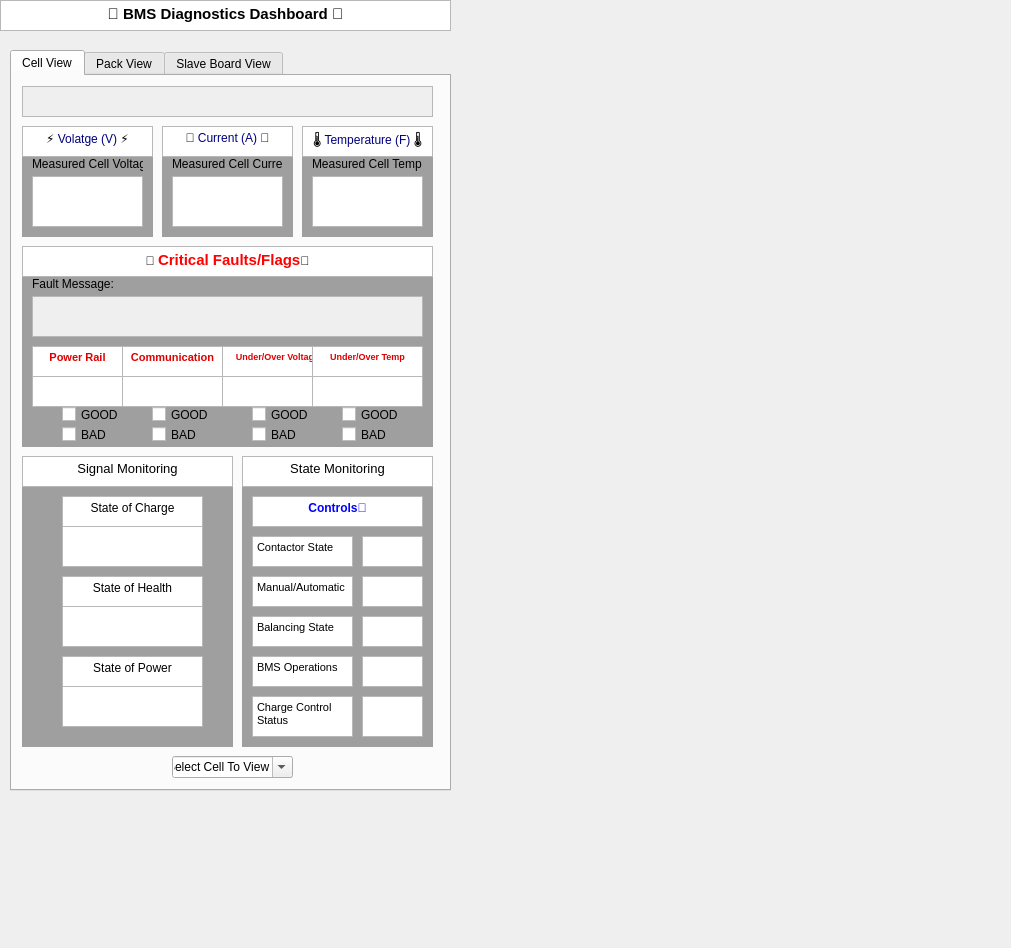
The window that src/UI/BMS_GUI-Copy.ui (CaitiMinahan/ECE1896) describes before a commit, drawn with Qt 5.
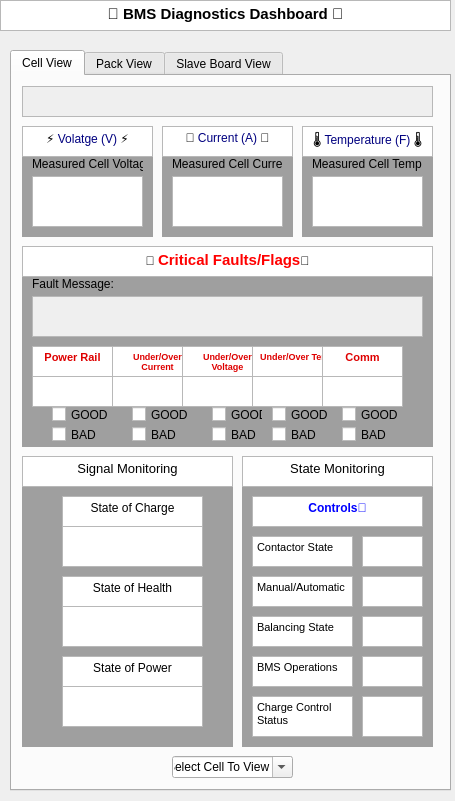
The same window after the commit. The open tabs and pages were chosen to show the change.

```diff
--- a/src/UI/BMS_GUI-Copy.ui
+++ b/src/UI/BMS_GUI-Copy.ui
@@ -6,8 +6,8 @@
    <rect>
     <x>0</x>
     <y>0</y>
-    <width>1011</width>
-    <height>948</height>
+    <width>455</width>
+    <height>801</height>
    </rect>
   </property>
   <property name="windowTitle">
@@ -43,7 +43,7 @@
     </rect>
    </property>
    <property name="currentIndex">
-    <number>2</number>
+    <number>0</number>
    </property>
    <widget class="QWidget" name="tab">
     <attribute name="title">
@@ -644,7 +644,7 @@
       <rect>
        <x>20</x>
        <y>270</y>
-       <width>91</width>
+       <width>81</width>
        <height>31</height>
       </rect>
      </property>
@@ -659,9 +659,9 @@
     <widget class="QTextBrowser" name="CommFaultTitle">
      <property name="geometry">
       <rect>
-       <x>110</x>
+       <x>310</x>
        <y>270</y>
-       <width>101</width>
+       <width>81</width>
        <height>31</height>
       </rect>
      </property>
@@ -670,15 +670,15 @@
 &lt;html&gt;&lt;head&gt;&lt;meta name=&quot;qrichtext&quot; content=&quot;1&quot; /&gt;&lt;style type=&quot;text/css&quot;&gt;
 p, li { white-space: pre-wrap; }
 &lt;/style&gt;&lt;/head&gt;&lt;body style=&quot; font-family:'MS Shell Dlg 2'; font-size:8.25pt; font-weight:400; font-style:normal;&quot;&gt;
-&lt;p align=&quot;center&quot; style=&quot; margin-top:0px; margin-bottom:0px; margin-left:0px; margin-right:0px; -qt-block-indent:0; text-indent:0px;&quot;&gt;&lt;span style=&quot; font-size:8pt; font-weight:600; color:#de0000;&quot;&gt;Communication&lt;/span&gt;&lt;/p&gt;&lt;/body&gt;&lt;/html&gt;</string>
+&lt;p align=&quot;center&quot; style=&quot; margin-top:0px; margin-bottom:0px; margin-left:0px; margin-right:0px; -qt-block-indent:0; text-indent:0px;&quot;&gt;&lt;span style=&quot; font-size:8pt; font-weight:600; color:#de0000;&quot;&gt;Comm&lt;/span&gt;&lt;/p&gt;&lt;/body&gt;&lt;/html&gt;</string>
      </property>
     </widget>
     <widget class="QTextBrowser" name="TempFaultTitle">
      <property name="geometry">
       <rect>
-       <x>300</x>
+       <x>240</x>
        <y>270</y>
-       <width>111</width>
+       <width>91</width>
        <height>31</height>
       </rect>
      </property>
@@ -693,9 +693,9 @@
     <widget class="QTextBrowser" name="VoltageFaultTitle">
      <property name="geometry">
       <rect>
-       <x>210</x>
+       <x>170</x>
        <y>270</y>
-       <width>111</width>
+       <width>91</width>
        <height>31</height>
       </rect>
      </property>
@@ -707,12 +707,12 @@
 &lt;p align=&quot;center&quot; style=&quot; margin-top:0px; margin-bottom:0px; margin-left:0px; margin-right:0px; -qt-block-indent:0; text-indent:0px;&quot;&gt;&lt;span style=&quot; font-size:7pt; font-weight:600; color:#de0000;&quot;&gt;Under/Over Voltage&lt;/span&gt;&lt;/p&gt;&lt;/body&gt;&lt;/html&gt;</string>
      </property>
     </widget>
-    <widget class="QTextBrowser" name="ContactorStateBlockStatusOutput_2">
+    <widget class="QTextBrowser" name="PowerRailFaultOutput">
      <property name="geometry">
       <rect>
        <x>20</x>
        <y>300</y>
-       <width>91</width>
+       <width>81</width>
        <height>31</height>
       </rect>
      </property>
@@ -724,12 +724,12 @@
 &lt;p style=&quot;-qt-paragraph-type:empty; margin-top:0px; margin-bottom:0px; margin-left:0px; margin-right:0px; -qt-block-indent:0; text-indent:0px; font-size:7.8pt;&quot;&gt;&lt;br /&gt;&lt;/p&gt;&lt;/body&gt;&lt;/html&gt;</string>
      </property>
     </widget>
-    <widget class="QTextBrowser" name="ContactorStateBlockStatusOutput_3">
+    <widget class="QTextBrowser" name="CurrentFaultOutput">
      <property name="geometry">
       <rect>
-       <x>110</x>
+       <x>100</x>
        <y>300</y>
-       <width>101</width>
+       <width>71</width>
        <height>31</height>
       </rect>
      </property>
@@ -741,12 +741,12 @@
 &lt;p style=&quot;-qt-paragraph-type:empty; margin-top:0px; margin-bottom:0px; margin-left:0px; margin-right:0px; -qt-block-indent:0; text-indent:0px; font-size:7.8pt;&quot;&gt;&lt;br /&gt;&lt;/p&gt;&lt;/body&gt;&lt;/html&gt;</string>
      </property>
     </widget>
-    <widget class="QTextBrowser" name="ContactorStateBlockStatusOutput_4">
+    <widget class="QTextBrowser" name="VoltageFaultOutput">
      <property name="geometry">
       <rect>
-       <x>210</x>
+       <x>170</x>
        <y>300</y>
-       <width>91</width>
+       <width>71</width>
        <height>31</height>
       </rect>
      </property>
@@ -758,12 +758,12 @@
 &lt;p style=&quot;-qt-paragraph-type:empty; margin-top:0px; margin-bottom:0px; margin-left:0px; margin-right:0px; -qt-block-indent:0; text-indent:0px; font-size:7.8pt;&quot;&gt;&lt;br /&gt;&lt;/p&gt;&lt;/body&gt;&lt;/html&gt;</string>
      </property>
     </widget>
-    <widget class="QTextBrowser" name="ContactorStateBlockStatusOutput_5">
+    <widget class="QTextBrowser" name="TempFaultOutput">
      <property name="geometry">
       <rect>
-       <x>300</x>
+       <x>240</x>
        <y>300</y>
-       <width>111</width>
+       <width>71</width>
        <height>31</height>
       </rect>
      </property>
@@ -778,7 +778,7 @@
     <widget class="QCheckBox" name="PowerRailStatusGOOD">
      <property name="geometry">
       <rect>
-       <x>50</x>
+       <x>40</x>
        <y>330</y>
        <width>70</width>
        <height>17</height>
@@ -791,7 +791,59 @@
     <widget class="QCheckBox" name="PowerRailStatusBAD">
      <property name="geometry">
       <rect>
-       <x>50</x>
+       <x>40</x>
+       <y>350</y>
+       <width>70</width>
+       <height>17</height>
+      </rect>
+     </property>
+     <property name="text">
+      <string>BAD</string>
+     </property>
+    </widget>
+    <widget class="QCheckBox" name="CurrentStatusGOOD">
+     <property name="geometry">
+      <rect>
+       <x>120</x>
+       <y>330</y>
+       <width>70</width>
+       <height>17</height>
+      </rect>
+     </property>
+     <property name="text">
+      <string>GOOD</string>
+     </property>
+    </widget>
+    <widget class="QCheckBox" name="CurrentStatusBAD">
+     <property name="geometry">
+      <rect>
+       <x>120</x>
+       <y>350</y>
+       <width>70</width>
+       <height>17</height>
+      </rect>
+     </property>
+     <property name="text">
+      <string>BAD</string>
+     </property>
+    </widget>
+    <widget class="QCheckBox" name="TempStatusGOOD_2">
+     <property name="geometry">
+      <rect>
+       <x>260</x>
+       <y>330</y>
+       <width>70</width>
+       <height>17</height>
+      </rect>
+     </property>
+     <property name="text">
+      <string>GOOD</string>
+     </property>
+    </widget>
+    <widget class="QCheckBox" name="TempStatusBAD_2">
+     <property name="geometry">
+      <rect>
+       <x>260</x>
        <y>350</y>
        <width>70</width>
        <height>17</height>
@@ -804,7 +856,7 @@
     <widget class="QCheckBox" name="CommStatusGOOD">
      <property name="geometry">
       <rect>
-       <x>140</x>
+       <x>330</x>
        <y>330</y>
        <width>70</width>
        <height>17</height>
@@ -817,58 +869,6 @@
     <widget class="QCheckBox" name="CommStatusBAD">
      <property name="geometry">
       <rect>
-       <x>140</x>
-       <y>350</y>
-       <width>70</width>
-       <height>17</height>
-      </rect>
-     </property>
-     <property name="text">
-      <string>BAD</string>
-     </property>
-    </widget>
-    <widget class="QCheckBox" name="VoltageStatusGOOD">
-     <property name="geometry">
-      <rect>
-       <x>240</x>
-       <y>330</y>
-       <width>70</width>
-       <height>17</height>
-      </rect>
-     </property>
-     <property name="text">
-      <string>GOOD</string>
-     </property>
-    </widget>
-    <widget class="QCheckBox" name="VoltageStatusBAD">
-     <property name="geometry">
-      <rect>
-       <x>240</x>
-       <y>350</y>
-       <width>70</width>
-       <height>17</height>
-      </rect>
-     </property>
-     <property name="text">
-      <string>BAD</string>
-     </property>
-    </widget>
-    <widget class="QCheckBox" name="TempStatusGOOD">
-     <property name="geometry">
-      <rect>
-       <x>330</x>
-       <y>330</y>
-       <width>70</width>
-       <height>17</height>
-      </rect>
-     </property>
-     <property name="text">
-      <string>GOOD</string>
-     </property>
-    </widget>
-    <widget class="QCheckBox" name="TempStatusBAD">
-     <property name="geometry">
-      <rect>
        <x>330</x>
        <y>350</y>
        <width>70</width>
@@ -899,6 +899,66 @@
 &lt;p style=&quot;-qt-paragraph-type:empty; margin-top:0px; margin-bottom:0px; margin-left:0px; margin-right:0px; -qt-block-indent:0; text-indent:0px; font-size:7.8pt;&quot;&gt;&lt;br /&gt;&lt;/p&gt;&lt;/body&gt;&lt;/html&gt;</string>
      </property>
     </widget>
+    <widget class="QTextBrowser" name="CurrentFaultTitle">
+     <property name="geometry">
+      <rect>
+       <x>100</x>
+       <y>270</y>
+       <width>91</width>
+       <height>31</height>
+      </rect>
+     </property>
+     <property name="html">
+      <string>&lt;!DOCTYPE HTML PUBLIC &quot;-//W3C//DTD HTML 4.0//EN&quot; &quot;http://www.w3.org/TR/REC-html40/strict.dtd&quot;&gt;
+&lt;html&gt;&lt;head&gt;&lt;meta name=&quot;qrichtext&quot; content=&quot;1&quot; /&gt;&lt;style type=&quot;text/css&quot;&gt;
+p, li { white-space: pre-wrap; }
+&lt;/style&gt;&lt;/head&gt;&lt;body style=&quot; font-family:'MS Shell Dlg 2'; font-size:8.25pt; font-weight:400; font-style:normal;&quot;&gt;
+&lt;p align=&quot;center&quot; style=&quot; margin-top:0px; margin-bottom:0px; margin-left:0px; margin-right:0px; -qt-block-indent:0; text-indent:0px;&quot;&gt;&lt;span style=&quot; font-size:7pt; font-weight:600; color:#de0000;&quot;&gt;Under/Over Current&lt;/span&gt;&lt;/p&gt;&lt;/body&gt;&lt;/html&gt;</string>
+     </property>
+    </widget>
+    <widget class="QTextBrowser" name="CommFaultOutput">
+     <property name="geometry">
+      <rect>
+       <x>310</x>
+       <y>300</y>
+       <width>81</width>
+       <height>31</height>
+      </rect>
+     </property>
+     <property name="html">
+      <string>&lt;!DOCTYPE HTML PUBLIC &quot;-//W3C//DTD HTML 4.0//EN&quot; &quot;http://www.w3.org/TR/REC-html40/strict.dtd&quot;&gt;
+&lt;html&gt;&lt;head&gt;&lt;meta name=&quot;qrichtext&quot; content=&quot;1&quot; /&gt;&lt;style type=&quot;text/css&quot;&gt;
+p, li { white-space: pre-wrap; }
+&lt;/style&gt;&lt;/head&gt;&lt;body style=&quot; font-family:'MS Shell Dlg 2'; font-size:8.25pt; font-weight:400; font-style:normal;&quot;&gt;
+&lt;p style=&quot;-qt-paragraph-type:empty; margin-top:0px; margin-bottom:0px; margin-left:0px; margin-right:0px; -qt-block-indent:0; text-indent:0px; font-size:7.8pt;&quot;&gt;&lt;br /&gt;&lt;/p&gt;&lt;/body&gt;&lt;/html&gt;</string>
+     </property>
+    </widget>
+    <widget class="QCheckBox" name="VoltageStatusGOOD">
+     <property name="geometry">
+      <rect>
+       <x>200</x>
+       <y>330</y>
+       <width>51</width>
+       <height>17</height>
+      </rect>
+     </property>
+     <property name="text">
+      <string>GOOD</string>
+     </property>
+    </widget>
+    <widget class="QCheckBox" name="VoltageStatusBAD">
+     <property name="geometry">
+      <rect>
+       <x>200</x>
+       <y>350</y>
+       <width>51</width>
+       <height>17</height>
+      </rect>
+     </property>
+     <property name="text">
+      <string>BAD</string>
+     </property>
+    </widget>
     <zorder>ForceAreaMAIN_5</zorder>
     <zorder>ForceAreaMAIN_4</zorder>
     <zorder>CriticalFaultsBlockBackground</zorder>
@@ -938,22 +998,26 @@
     <zorder>ControlsBoxTitle</zorder>
     <zorder>cellDropDownMenu</zorder>
     <zorder>PowerRailFaultTitle</zorder>
-    <zorder>CommFaultTitle</zorder>
-    <zorder>VoltageFaultTitle</zorder>
-    <zorder>TempFaultTitle</zorder>
-    <zorder>ContactorStateBlockStatusOutput_2</zorder>
-    <zorder>ContactorStateBlockStatusOutput_3</zorder>
-    <zorder>ContactorStateBlockStatusOutput_4</zorder>
-    <zorder>ContactorStateBlockStatusOutput_5</zorder>
+    <zorder>PowerRailFaultOutput</zorder>
+    <zorder>CurrentFaultOutput</zorder>
+    <zorder>VoltageFaultOutput</zorder>
+    <zorder>TempFaultOutput</zorder>
     <zorder>PowerRailStatusGOOD</zorder>
     <zorder>PowerRailStatusBAD</zorder>
+    <zorder>CurrentStatusGOOD</zorder>
+    <zorder>CurrentStatusBAD</zorder>
+    <zorder>TempStatusGOOD_2</zorder>
+    <zorder>TempStatusBAD_2</zorder>
     <zorder>CommStatusGOOD</zorder>
     <zorder>CommStatusBAD</zorder>
+    <zorder>CurrentCellNumberBox</zorder>
+    <zorder>CurrentFaultTitle</zorder>
+    <zorder>VoltageFaultTitle</zorder>
+    <zorder>TempFaultTitle</zorder>
+    <zorder>CommFaultTitle</zorder>
+    <zorder>CommFaultOutput</zorder>
     <zorder>VoltageStatusGOOD</zorder>
     <zorder>VoltageStatusBAD</zorder>
-    <zorder>TempStatusGOOD</zorder>
-    <zorder>TempStatusBAD</zorder>
-    <zorder>CurrentCellNumberBox</zorder>
    </widget>
    <widget class="QWidget" name="tab_2">
     <attribute name="title">
```
